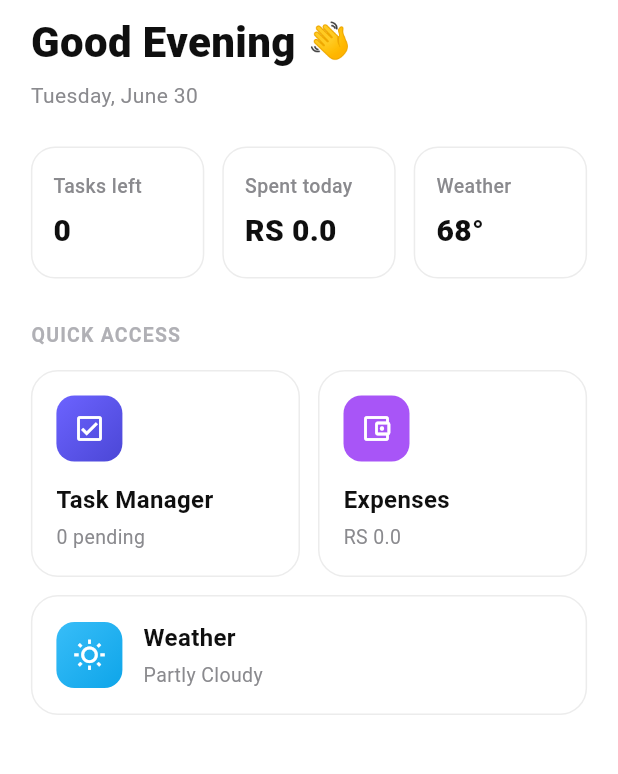
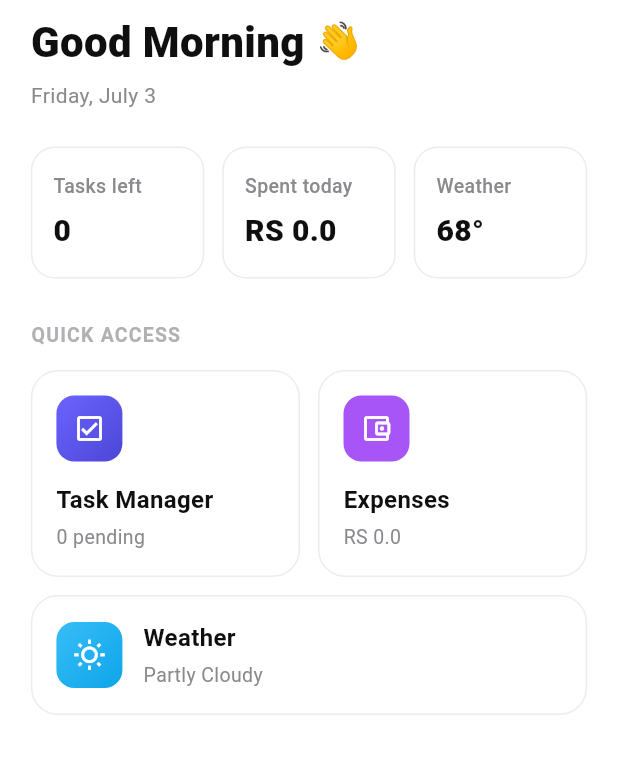
Before and after one commit to aliraza055/SyncDay, a Flutter app: the screen it shows after launch, on a phone screen of 412 x 824 dp, the part 50-824 px from its top. Run offline on Flutter 3.47's test engine with Material 3 defaults, Android fonts, the phone set to English and light mode, and no system bars; our stand-ins replace get.

Commit message:
add home controller for gretting and date time

```diff
--- /dev/null
+++ b/lib/Controllers/home_controller.dart
@@ -0,0 +1,38 @@
+import 'package:get/get.dart';
+
+class HomeController extends GetxController {
+  String get greeting {
+    final hour = DateTime.now().hour;
+    if (hour < 12) return 'Good Morning';
+    if (hour < 17) return 'Good Afternoon';
+    return 'Good Evening';
+  }
+
+  String get formattedDate {
+    const days = [
+      'Monday',
+      'Tuesday',
+      'Wednesday',
+      'Thursday',
+      'Friday',
+      'Saturday',
+      'Sunday',
+    ];
+    const months = [
+      'January',
+      'February',
+      'March',
+      'April',
+      'May',
+      'June',
+      'July',
+      'August',
+      'September',
+      'October',
+      'November',
+      'December',
+    ];
+    final now = DateTime.now();
+    return '${days[now.weekday - 1]}, ${months[now.month - 1]} ${now.day}';
+  }
+}
--- a/lib/Views/home_screen.dart
+++ b/lib/Views/home_screen.dart
@@ -1,8 +1,8 @@
 import 'package:flutter/material.dart';
 import 'package:get/get.dart';
 import 'package:syncday/Controllers/expense_controller.dart';
+import 'package:syncday/Controllers/home_controller.dart';
 import 'package:syncday/Controllers/task_controller.dart';
-
 import 'package:syncday/Routes/app_pages.dart';
 import 'package:syncday/constansts/app_colors.dart';
 import 'package:syncday/constansts/app_textstyle.dart';
@@ -14,6 +14,7 @@ import 'package:syncday/widgets/wide_info.dart';
 class HomeScreen extends StatelessWidget {
   final expenseC = Get.put(ExpenseController());
   final taskC = Get.put(TaskController());
+  final homeC = Get.put(HomeController());
   HomeScreen({super.key});
   @override
   Widget build(BuildContext context) {
@@ -33,13 +34,13 @@ class HomeScreen extends StatelessWidget {
               const SizedBox(height: 8),
               Row(
                 children: [
-                  Text('Good Evening', style: AppTextStyles.heading1),
+                  Text(homeC.greeting, style: AppTextStyles.heading1),
                   const SizedBox(width: 8),
                   const Text('👋', style: TextStyle(fontSize: 24)),
                 ],
               ),
               const SizedBox(height: 6),
-              Text('Tuesday, June 30', style: AppTextStyles.subtitle),
+              Text(homeC.formattedDate, style: AppTextStyles.subtitle),
               const SizedBox(height: 24), // Top stat row
               Row(
                 children: [
@@ -100,9 +101,7 @@ class HomeScreen extends StatelessWidget {
                   ),
                 ],
               ),
-
               const SizedBox(height: 12),
-
               WideInfoCard(
                 icon: Icons.wb_sunny_outlined,
                 title: 'Weather',
```
